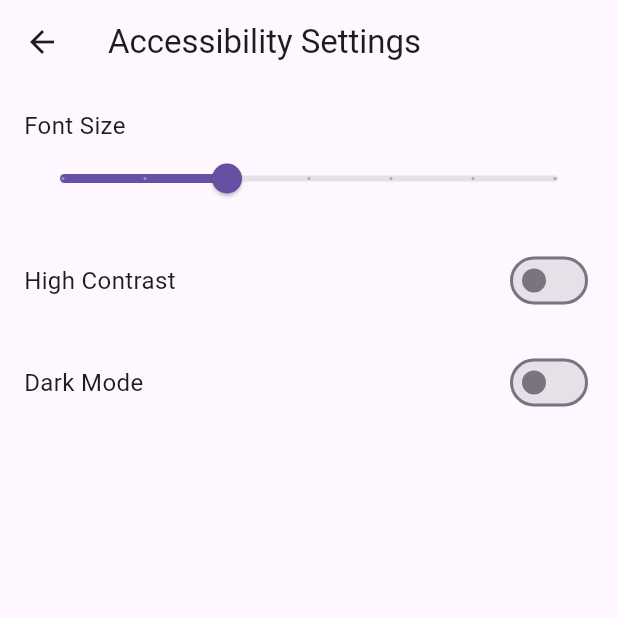
After one commit to Halan-Hunar/mobile, a Flutter app: the screen it shows after launch, after a tap on the "settings" icon, on a phone screen of 412 x 824 dp, the top half of it. The commit adds this screen. Run offline on Flutter 3.47's test engine with Material 3 defaults, Android fonts, the phone set to English and light mode, and no system bars; our stand-ins replace flutter_secure_storage; missing offline and left inert: flutter_windowmanager.

Commit message:
done half of sprint 2

```diff
--- a/lib/main.dart
+++ b/lib/main.dart
@@ -1,18 +1,36 @@
 import 'package:flutter/material.dart';
-import 'pages/login_page.dart';
+import 'package:provider/provider.dart';
+import 'pages/accessibility_settings.dart';
+import 'pages/settings.dart';
+import 'pages/home_page.dart';
 
 void main() {
-  runApp(const MyApp());
+  runApp(
+    ChangeNotifierProvider(
+      create: (context) => AccessibilitySettings(),
+      child: const MyApp(),
+    ),
+  );
 }
 
 class MyApp extends StatelessWidget {
-  const MyApp({super.key});
+  const MyApp({Key? key}) : super(key: key);
 
   @override
   Widget build(BuildContext context) {
-    return MaterialApp(
-      debugShowCheckedModeBanner: false,
-      home: LoginPage(),
+    return Consumer<AccessibilitySettings>(
+      builder: (context, settings, child) {
+        return MaterialApp(
+          theme: ThemeData(
+            brightness: settings.darkMode ? Brightness.dark : Brightness.light,
+            textTheme: TextTheme(
+              bodyMedium: TextStyle(fontSize: settings.fontSize),
+            ),
+            primaryColor: settings.highContrast ? Colors.black : Colors.blue,
+          ),
+          home: const HomePage(),
+        );
+      },
     );
   }
 }
--- /dev/null
+++ b/lib/pages/accessibility_settings.dart
@@ -0,0 +1,26 @@
+import 'package:flutter/material.dart';
+
+class AccessibilitySettings extends ChangeNotifier {
+  double _fontSize = 16.0;
+  bool _highContrast = false;
+  bool _darkMode = false;
+
+  double get fontSize => _fontSize;
+  bool get highContrast => _highContrast;
+  bool get darkMode => _darkMode;
+
+  void setFontSize(double value) {
+    _fontSize = value;
+    notifyListeners();
+  }
+
+  void toggleHighContrast(bool value) {
+    _highContrast = value;
+    notifyListeners();
+  }
+
+  void toggleDarkMode(bool value) {
+    _darkMode = value;
+    notifyListeners();
+  }
+}
--- a/lib/pages/home_page.dart
+++ b/lib/pages/home_page.dart
@@ -1,5 +1,6 @@
 import 'package:flutter/material.dart';
 import 'daily_journal.dart';
+import 'settings.dart'; // Import the settings page
 
 class HomePage extends StatefulWidget {
   const HomePage({super.key});
@@ -31,6 +32,20 @@ class _HomePageState extends State<HomePage> {
         title: const Text('Mental Health App'),
         centerTitle: true,
         backgroundColor: Colors.blue,
+        actions: [
+          IconButton(
+            icon: const Icon(Icons.settings),
+            onPressed: () {
+              // Navigate to the settings page
+              Navigator.push(
+                context,
+                MaterialPageRoute(
+                  builder: (context) => const AccessibilitySettingsPage(),
+                ),
+              );
+            },
+          ),
+        ],
       ),
       body: _pages[_selectedIndex],
       bottomNavigationBar: BottomNavigationBar(
@@ -54,9 +69,8 @@ class _HomePageState extends State<HomePage> {
         ],
         currentIndex: _selectedIndex,
         selectedItemColor: Colors.blueAccent,
-        unselectedItemColor:
-            Colors.grey, // Add a clear color for unselected items
-        showUnselectedLabels: true, // Ensure unselected labels are shown
+        unselectedItemColor: Colors.grey,
+        showUnselectedLabels: true,
         onTap: _onItemTapped,
       ),
     );
--- /dev/null
+++ b/lib/pages/settings.dart
@@ -0,0 +1,66 @@
+import 'package:flutter/material.dart';
+import 'package:provider/provider.dart';
+import 'accessibility_settings.dart';
+
+class AccessibilitySettingsPage extends StatefulWidget {
+  const AccessibilitySettingsPage({Key? key}) : super(key: key);
+
+  @override
+  _AccessibilitySettingsPageState createState() => _AccessibilitySettingsPageState();
+}
+
+class _AccessibilitySettingsPageState extends State<AccessibilitySettingsPage> {
+  @override
+  Widget build(BuildContext context) {
+    final settings = Provider.of<AccessibilitySettings>(context);
+
+    return Scaffold(
+      appBar: AppBar(title: const Text('Accessibility Settings')),
+      body: Padding(
+        padding: const EdgeInsets.all(16.0),
+        child: Column(
+          crossAxisAlignment: CrossAxisAlignment.start,
+          children: [
+            const Text('Font Size'),
+            Slider(
+              value: settings.fontSize,
+              min: 12.0,
+              max: 24.0,
+              divisions: 6,
+              label: settings.fontSize.toString(),
+              onChanged: (value) {
+                settings.setFontSize(value);
+              },
+            ),
+            const SizedBox(height: 20),
+            Row(
+              mainAxisAlignment: MainAxisAlignment.spaceBetween,
+              children: [
+                const Text('High Contrast'),
+                Switch(
+                  value: settings.highContrast,
+                  onChanged: (value) {
+                    settings.toggleHighContrast(value);
+                  },
+                ),
+              ],
+            ),
+            const SizedBox(height: 20),
+            Row(
+              mainAxisAlignment: MainAxisAlignment.spaceBetween,
+              children: [
+                const Text('Dark Mode'),
+                Switch(
+                  value: settings.darkMode,
+                  onChanged: (value) {
+                    settings.toggleDarkMode(value);
+                  },
+                ),
+              ],
+            ),
+          ],
+        ),
+      ),
+    );
+  }
+}
```
Also changed, not shown: lib/screens/sensitive_screen.dart (added, +41 -0 lines), lib/utils/secure_storage.dart (added, +13 -0 lines), pubspec.yaml (+5 -61 lines), pubspec.lock, 5 other files.
